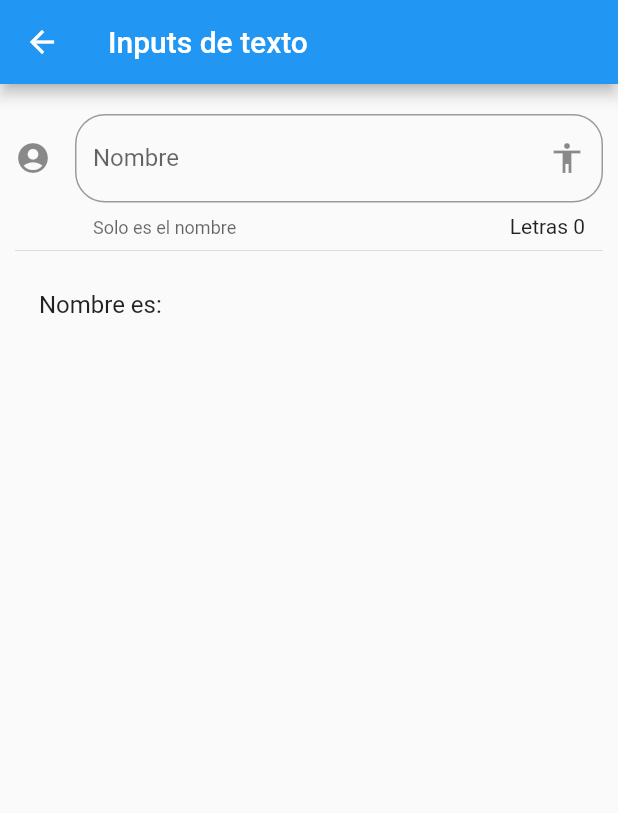
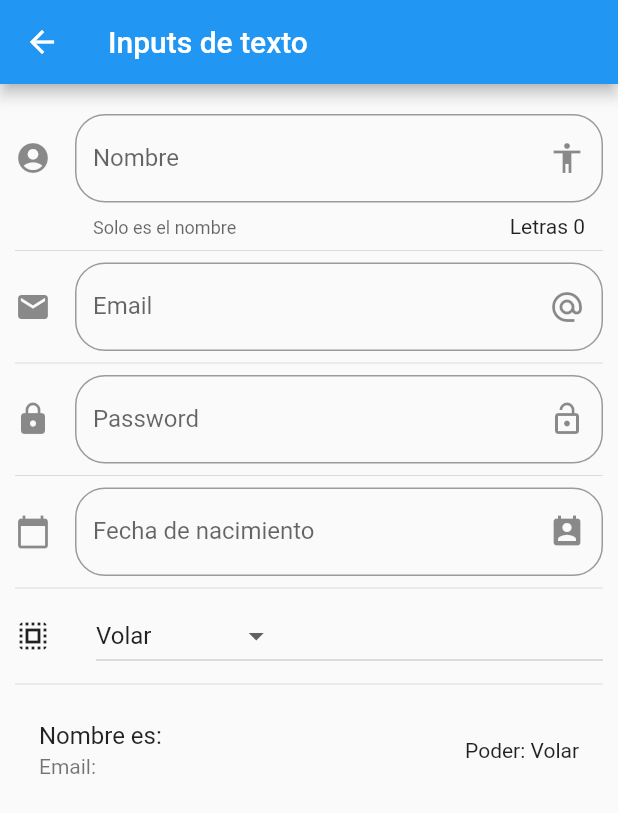
Before and after one commit to dconbal/componentes, a Flutter app: the screen it shows after launch, after a tap on "Inputs", on a phone screen of 412 x 824 dp. Shown: the top 813 px of the screen. Run offline on Flutter 3.47's test engine with Material 2 defaults, Android fonts, the phone set to English and light mode, and no system bars; network calls fail.

```diff
--- a/lib/main.dart
+++ b/lib/main.dart
@@ -1,8 +1,6 @@
 import 'package:flutter/material.dart';
-import 'package:flutter_application_1/src/pages/alert_page.dart';
-import 'package:flutter_application_1/src/pages/avatar_page.dart';
-import 'package:flutter_application_1/src/pages/home_page.dart';
 import 'package:flutter_application_1/src/routes/routes.dart';
+import 'package:flutter_localizations/flutter_localizations.dart';
 
 void main() => runApp(MyApp());
 
@@ -16,6 +14,16 @@ class MyApp extends StatelessWidget {
       //home: HomePage(), //el scaffold se crea directamente en el archivo
       initialRoute: '/',
       routes: getApplicationRoutes(),
+
+      localizationsDelegates: [
+        GlobalMaterialLocalizations.delegate,
+        GlobalWidgetsLocalizations.delegate,
+        GlobalCupertinoLocalizations.delegate,
+      ],
+      supportedLocales: [
+        Locale('en', 'EN'), // English, no country code
+        Locale('es', 'ES'), // Spanish, no country code
+      ],
     );
   }
 }
--- a/lib/src/pages/input_page.dart
+++ b/lib/src/pages/input_page.dart
@@ -1,4 +1,5 @@
 import 'package:flutter/material.dart';
+import 'package:intl/intl.dart';
 
 class InputPage extends StatefulWidget {
   const InputPage({Key? key}) : super(key: key);
@@ -9,6 +10,16 @@ class InputPage extends StatefulWidget {
 
 class _InputPageState extends State<InputPage> {
   String _nombre = "";
+  String _email = "";
+  String _fecha = "";
+  String _opcionSeleccionada = "Volar";
+  //crearmos el editing que editara el email
+  //que este esta controlado por esta variable
+  var txt = TextEditingController();
+
+  List<String> _poderes = ["Volar", "Rayos X", "Super Aliento", "Super Fuerza"];
+
+  TextEditingController _inputFieldDateController = new TextEditingController();
 
   @override
   Widget build(BuildContext context) {
@@ -18,7 +29,19 @@ class _InputPageState extends State<InputPage> {
       ),
       body: ListView(
         padding: EdgeInsets.symmetric(horizontal: 10.0, vertical: 20.0),
-        children: [_crearInput(), Divider(), _crearPersona()],
+        children: [
+          _crearInput(),
+          Divider(),
+          _crearEmail(),
+          Divider(),
+          _crearPassword(),
+          Divider(),
+          _crearFecha(context),
+          Divider(),
+          _crearDropdown(),
+          Divider(),
+          _crearPersona(),
+        ],
       ),
     );
   }
@@ -45,14 +68,145 @@ class _InputPageState extends State<InputPage> {
       onChanged: (valor) {
         setState(() {
           _nombre = valor;
+          txt.text = "Daniel";
+          txt.text += valor;
         });
       },
     );
   }
 
+  Widget _crearEmail() {
+    return TextField(
+      controller: txt,
+      keyboardType: TextInputType.emailAddress,
+      decoration: InputDecoration(
+        border: OutlineInputBorder(
+          borderRadius: BorderRadius.circular(20.0),
+        ),
+        //Lo que aparecera en el cuadro cuando este vacio
+        hintText: "Email",
+        //El titulo del cuadro
+        labelText: "Email",
+        //El icono que estara dentro del cuadro
+        suffixIcon: Icon(Icons.alternate_email),
+        //El icono que estara delante del cuadro
+        icon: Icon(Icons.email),
+      ),
+      onChanged: (valor) {
+        setState(() {
+          _email = valor;
+        });
+      },
+    );
+  }
+
+  Widget _crearPassword() {
+    return TextField(
+      obscureText: true,
+      keyboardType: TextInputType.emailAddress,
+      decoration: InputDecoration(
+        border: OutlineInputBorder(
+          borderRadius: BorderRadius.circular(20.0),
+        ),
+        //Lo que aparecera en el cuadro cuando este vacio
+        hintText: "Password",
+        //El titulo del cuadro
+        labelText: "Password",
+        //El icono que estara dentro del cuadro
+        suffixIcon: Icon(Icons.lock_open),
+        //El icono que estara delante del cuadro
+        icon: Icon(Icons.lock),
+      ),
+    );
+  }
+
+  Widget _crearFecha(BuildContext context) {
+    return TextField(
+      enableInteractiveSelection: false,
+      controller: _inputFieldDateController,
+      decoration: InputDecoration(
+          border: OutlineInputBorder(
+            borderRadius: BorderRadius.circular(20.0),
+          ),
+          hintText: "Fecha de nacimiento",
+          labelText: "Fecha de nacimiento",
+          suffixIcon: Icon(Icons.perm_contact_calendar),
+          icon: Icon(Icons.calendar_today)),
+      onTap: () {
+        //para quitar el cursor al pulsar
+        FocusScope.of(context).requestFocus(new FocusNode());
+
+        _selectDate(context);
+      },
+    );
+  }
+
+  _selectDate(BuildContext context) async {
+    DateTime? picked = await showDatePicker(
+      context: context,
+      initialDate: new DateTime.now(),
+      firstDate: new DateTime(2018),
+      lastDate: new DateTime(2025),
+      locale: Locale('es', 'ES'),
+    );
+    if (picked != null) {
+      setState(() {
+        _fecha = picked.year.toString() +
+            "-" +
+            picked.month.toString() +
+            "-" +
+            picked.day.toString();
+        //Tambien se puede hacer
+        final DateFormat formatter = DateFormat('yyyy-MM-dd');
+        _fecha = formatter.format(picked);
+        _inputFieldDateController.text = _fecha;
+      });
+    }
+  }
+
   Widget _crearPersona() {
     return ListTile(
       title: Text('Nombre es: $_nombre'),
+      subtitle: Text("Email: $_email"),
+      trailing: Text("Poder: $_opcionSeleccionada"),
+    );
+  }
+
+  List<DropdownMenuItem<String>> getOpcionesDropdown() {
+    List<DropdownMenuItem<String>> lista = [];
+
+    _poderes.forEach(
+      (poder) {
+        lista.add(
+          DropdownMenuItem(
+            child: Text(poder),
+            value: poder,
+          ),
+        );
+      },
+    );
+    return lista;
+  }
+
+  Widget _crearDropdown() {
+    return Row(
+      children: <Widget>[
+        Icon(Icons.select_all),
+        SizedBox(
+          width: 30,
+        ),
+        Expanded(
+          child: DropdownButton(
+            value: _opcionSeleccionada,
+            items: getOpcionesDropdown(),
+            onChanged: (opt) {
+              setState(() {
+                _opcionSeleccionada = opt.toString();
+              });
+            },
+          ),
+        )
+      ],
     );
   }
 }
--- a/pubspec.yaml
+++ b/pubspec.yaml
@@ -30,7 +30,8 @@ dependencies:
   flutter:
     sdk: flutter
 
-
+  flutter_localizations:
+    sdk: flutter
   # The following adds the Cupertino Icons font to your application.
   # Use with the CupertinoIcons class for iOS style icons.
   cupertino_icons: ^1.0.2
```
Also changed, not shown: lib/src/pages/slider_page.dart (added), pubspec.lock.
